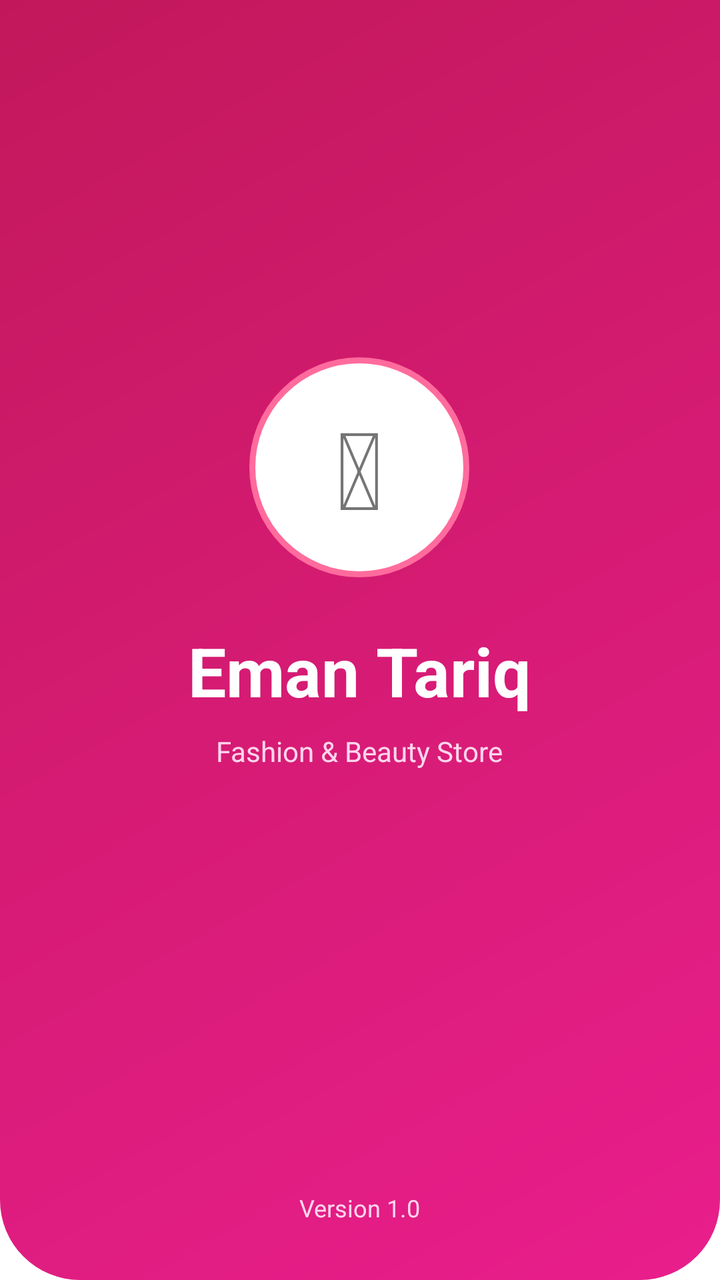
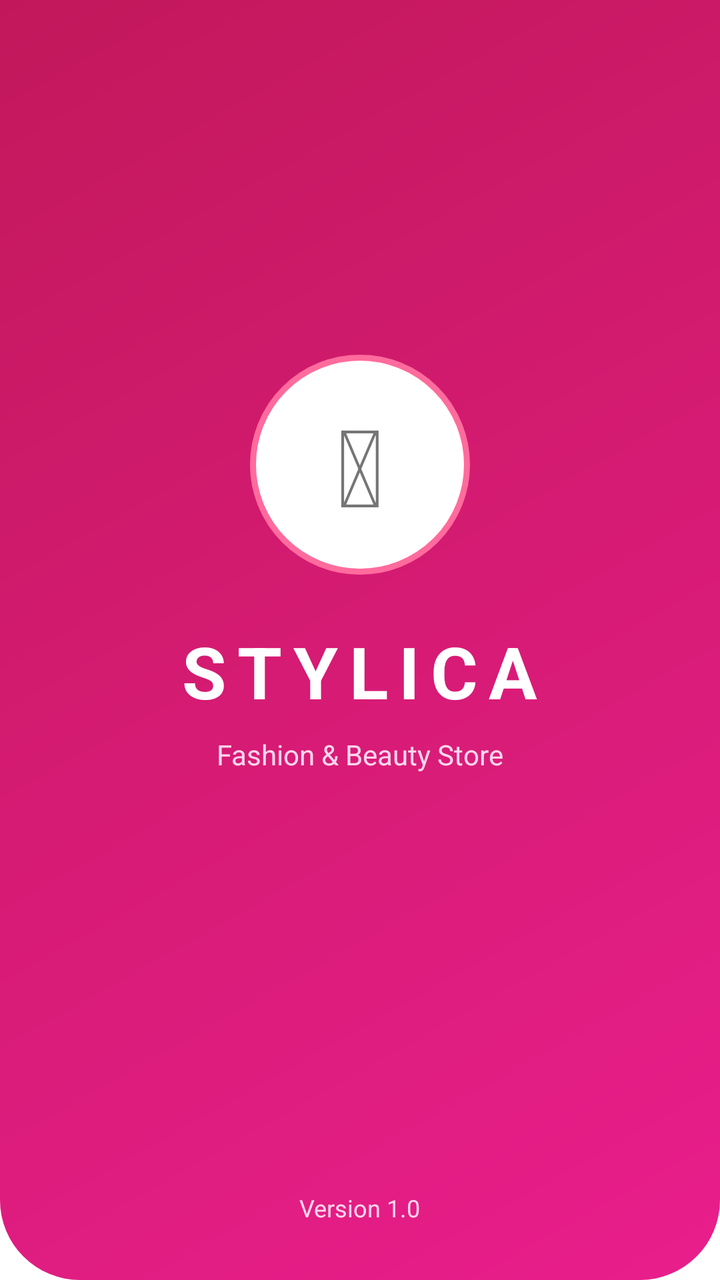

An Android layout rendered at two revisions. The XML below is the earlier revision; the diff shows what the commit changed to produce the second picture.
<!-- AndroidManifest.xml: activity theme Theme.Stylica.NoActionBar -->
<!-- res/layout/activity_splash.xml -->
<?xml version="1.0" encoding="utf-8"?>
<RelativeLayout xmlns:android="http://schemas.android.com/apk/res/android"
    android:layout_width="match_parent"
    android:layout_height="match_parent"
    android:background="@drawable/bg_header">

    <LinearLayout
        android:layout_width="wrap_content"
        android:layout_height="wrap_content"
        android:orientation="vertical"
        android:gravity="center"
        android:layout_centerInParent="true">

        
        <TextView
            android:layout_width="110dp"
            android:layout_height="110dp"
            android:text="&#128132;"
            android:textSize="54sp"
            android:gravity="center"
            android:background="@drawable/bg_logo_circle"
            android:layout_gravity="center"
            android:layout_marginBottom="24dp" />

        
        <TextView
            android:layout_width="wrap_content"
            android:layout_height="wrap_content"
            android:text="Eman Tariq"
            android:textSize="34sp"
            android:textStyle="bold"
            android:textColor="#FFFFFF"
            android:layout_gravity="center"
            android:layout_marginBottom="8dp" />

        
        <TextView
            android:layout_width="wrap_content"
            android:layout_height="wrap_content"
            android:text="Fashion &amp; Beauty Store"
            android:textSize="14sp"
            android:textColor="#FFD6EC"
            android:layout_gravity="center"
            android:layout_marginBottom="40dp" />

        
        <ProgressBar
            android:layout_width="36dp"
            android:layout_height="36dp"
            android:indeterminateTint="#FFFFFF"
            android:layout_gravity="center" />

    </LinearLayout>

    
    <TextView
        android:layout_width="wrap_content"
        android:layout_height="wrap_content"
        android:text="Version 1.0"
        android:textSize="12sp"
        android:textColor="#FFD6EC"
        android:layout_alignParentBottom="true"
        android:layout_centerHorizontal="true"
        android:layout_marginBottom="28dp" />

</RelativeLayout>
<!-- resources referenced by this layout -->
<resources>
  <!-- drawable bg_header (drawable) -->
  <?xml version="1.0" encoding="utf-8"?>
  <shape xmlns:android="http://schemas.android.com/apk/res/android"
      android:shape="rectangle">
      <gradient
          android:startColor="#E91E8C"
          android:endColor="#C2185B"
          android:angle="135"
          android:type="linear" />
      <corners
          android:bottomLeftRadius="40dp"
          android:bottomRightRadius="40dp" />
  </shape>
  <!-- drawable bg_logo_circle (drawable) -->
  <?xml version="1.0" encoding="utf-8"?>
  <shape xmlns:android="http://schemas.android.com/apk/res/android"
      android:shape="oval">
      <solid android:color="#FFFFFF" />
      <stroke android:width="3dp" android:color="#FF6B9D" />
  </shape>
  <style name="Theme.Stylica.NoActionBar" parent="Theme.MaterialComponents.Light.NoActionBar">
          <item name="colorPrimary">@color/primary</item>
          <item name="colorPrimaryVariant">@color/primary_dark</item>
          <item name="colorOnPrimary">@color/white</item>
          <item name="android:statusBarColor">@color/primary_dark</item>
          <item name="android:windowLightStatusBar">false</item>
      </style>
  <color name="primary">#E91E8C</color>
  <color name="primary_dark">#C2185B</color>
  <color name="white">#FFFFFFFF</color>
</resources>

<!-- the commit's change to res/layout/activity_splash.xml (unified diff, before → after) -->
@@ -11,7 +11,6 @@
         android:gravity="center"
         android:layout_centerInParent="true">
 
-        
         <TextView
             android:layout_width="110dp"
             android:layout_height="110dp"
@@ -22,18 +21,17 @@
             android:layout_gravity="center"
             android:layout_marginBottom="24dp" />
 
-        
         <TextView
             android:layout_width="wrap_content"
             android:layout_height="wrap_content"
-            android:text="Eman Tariq"
-            android:textSize="34sp"
+            android:text="STYLICA"
+            android:textSize="36sp"
             android:textStyle="bold"
             android:textColor="#FFFFFF"
+            android:letterSpacing="0.15"
             android:layout_gravity="center"
             android:layout_marginBottom="8dp" />
 
-        
         <TextView
             android:layout_width="wrap_content"
             android:layout_height="wrap_content"
@@ -43,7 +41,6 @@
             android:layout_gravity="center"
             android:layout_marginBottom="40dp" />
 
-        
         <ProgressBar
             android:layout_width="36dp"
             android:layout_height="36dp"
@@ -52,7 +49,6 @@
 
     </LinearLayout>
 
-    
     <TextView
         android:layout_width="wrap_content"
         android:layout_height="wrap_content"
